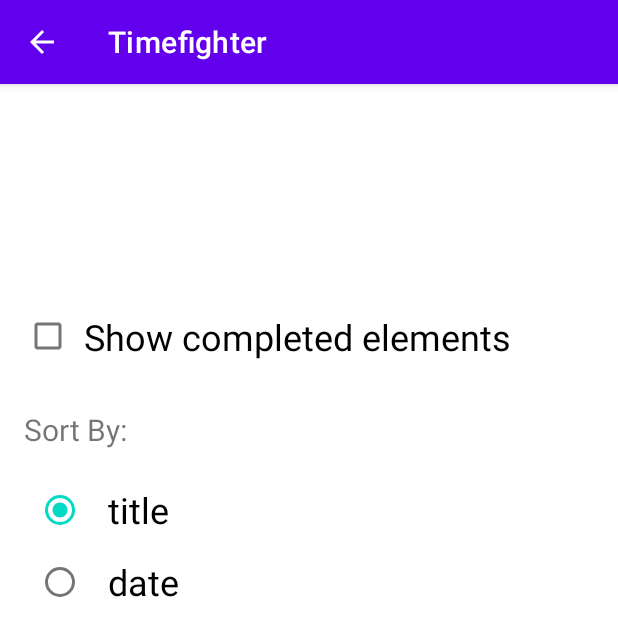
After one commit to NanaPeik/RecyclerView, an Android app: the Settings screen opened directly, with no data from a screen before it, on a phone screen of 412 x 824 dp. The commit adds this screen. Shown: the top 636 px of the screen. Run offline under Robolectric (Android 15) with nearby library versions, the phone set to English and light mode, and no system bars.

Commit message:
add up button on toolbar filter and sort RecycleVeiw using settings

```diff
--- a/app/src/main/java/ge/tsu/android/myapplication/recycle/ExtraKeys.kt
+++ b/app/src/main/java/ge/tsu/android/myapplication/recycle/ExtraKeys.kt
@@ -1,10 +1,9 @@
 package ge.tsu.android.myapplication.recycle
-
-import android.content.SharedPreferences
 
 object ExtraKeys {
   val FRAGMENT_REQUEST_KEY = "fragment_request_key"
   val FRAGMENT_RESULT_EXTRA = "fragment_result_extra"
   val SHARED_PREFERENCES_KEY = "list_items"
+  val SHARED_PREFERENCES_SETTINGS = "settings_items"
   val FRAGMENT_RESULT_EXTRA_DETILES = "fragment_result_extra_detiles"
 }
--- /dev/null
+++ b/app/src/main/java/ge/tsu/android/myapplication/recycle/Settings.kt
@@ -0,0 +1,33 @@
+package ge.tsu.android.myapplication.recycle
+
+import android.os.Bundle
+import androidx.appcompat.app.AppCompatActivity
+import androidx.collection.ArrayMap
+import ge.tsu.android.myapplication.R
+import ge.tsu.android.myapplication.databinding.ActivitySettingsBinding
+
+class Settings : AppCompatActivity() {
+    private lateinit var binding: ActivitySettingsBinding
+
+    private val listDataManaget = ListDataManager(this)
+
+    override fun onCreate(savedInstanceState: Bundle?) {
+        super.onCreate(savedInstanceState)
+        setContentView(R.layout.activity_settings)
+
+        binding = ActivitySettingsBinding.inflate(layoutInflater)
+        setContentView(binding.root)
+
+    }
+
+    override fun onPause() {
+        super.onPause()
+        var settings = ArrayMap<String, Boolean>()
+        settings["showCompleted"] = binding.showCompletedElements.isChecked
+        settings["shrtByTitle"] = binding.sortByTitle.isChecked
+        settings["shrtByDate"] = binding.sortByDate.isChecked
+
+        listDataManaget.addSettings(settings)
+
+    }
+}
--- /dev/null
+++ b/app/src/main/res/layout/activity_settings.xml
@@ -0,0 +1,55 @@
+<?xml version="1.0" encoding="utf-8"?>
+<LinearLayout xmlns:android="http://schemas.android.com/apk/res/android"
+	xmlns:app="http://schemas.android.com/apk/res-auto"
+	xmlns:tools="http://schemas.android.com/tools"
+	android:layout_width="match_parent"
+	android:layout_height="match_parent"
+	android:padding="16dp"
+	android:orientation="vertical"
+	tools:context=".recycle.Settings">
+
+
+	<CheckBox
+		android:id="@+id/show_completed_elements"
+		android:orderInCategory="100"
+		app:showAsAction="never"
+		android:layout_marginTop="128dp"
+		android:textSize="24dp"
+		android:layout_height="wrap_content"
+		android:text="Show completed elements"
+		android:padding="8dp"
+		android:layout_width="match_parent" />
+
+	<TextView
+		android:layout_marginTop="16dp"
+		android:paddingTop="8dp"
+		android:layout_width="match_parent"
+		android:textSize="20dp"
+		android:layout_height="wrap_content"
+		android:text="Sort By:" />
+
+	<RadioGroup
+		android:layout_width="match_parent"
+		android:padding="8dp"
+		android:layout_marginTop="8dp"
+		android:layout_height="wrap_content">
+
+		<RadioButton
+			android:id="@+id/sort_by_title"
+			android:layout_width="match_parent"
+			android:layout_height="wrap_content"
+			android:text="title"
+			android:paddingLeft="16dp"
+			android:textSize="24dp"
+			android:checked="true" />
+
+		<RadioButton
+			android:id="@+id/sort_by_date"
+			android:layout_width="match_parent"
+			android:layout_height="wrap_content"
+			android:text="date"
+			android:paddingLeft="16dp"
+			android:textSize="24dp" />
+
+	</RadioGroup>
+</LinearLayout>
```
Also changed, not shown: app/src/main/AndroidManifest.xml (+8 -1 lines), app/src/main/java/ge/tsu/android/myapplication/recycle/ListDataManager.kt (+15 -0 lines), app/src/main/java/ge/tsu/android/myapplication/recycle/ListSelectionRecyclerViewAdapter.kt (+0 -9 lines), app/src/main/java/ge/tsu/android/myapplication/recycle/RecyclerViewActivity.kt (+49 -56 lines), app/src/main/res/menu/main.xml (+2 -19 lines), app/src/main/res/values/strings.xml (indentation only).
